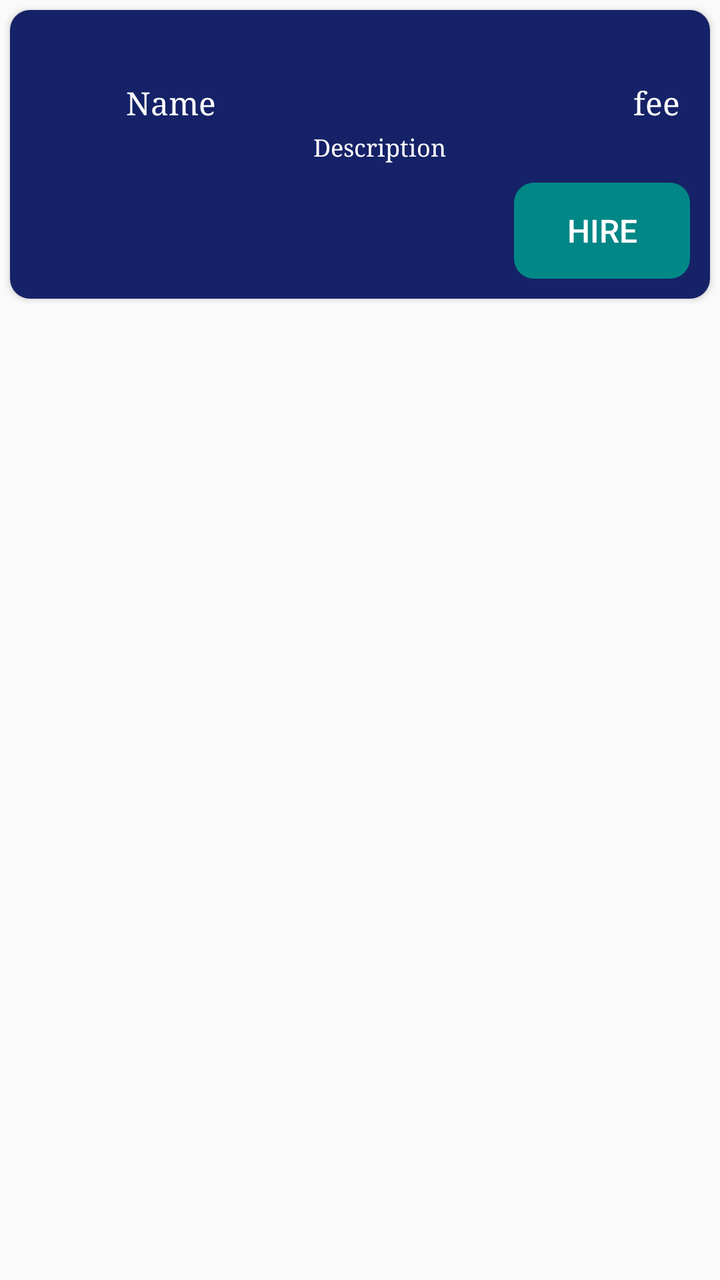
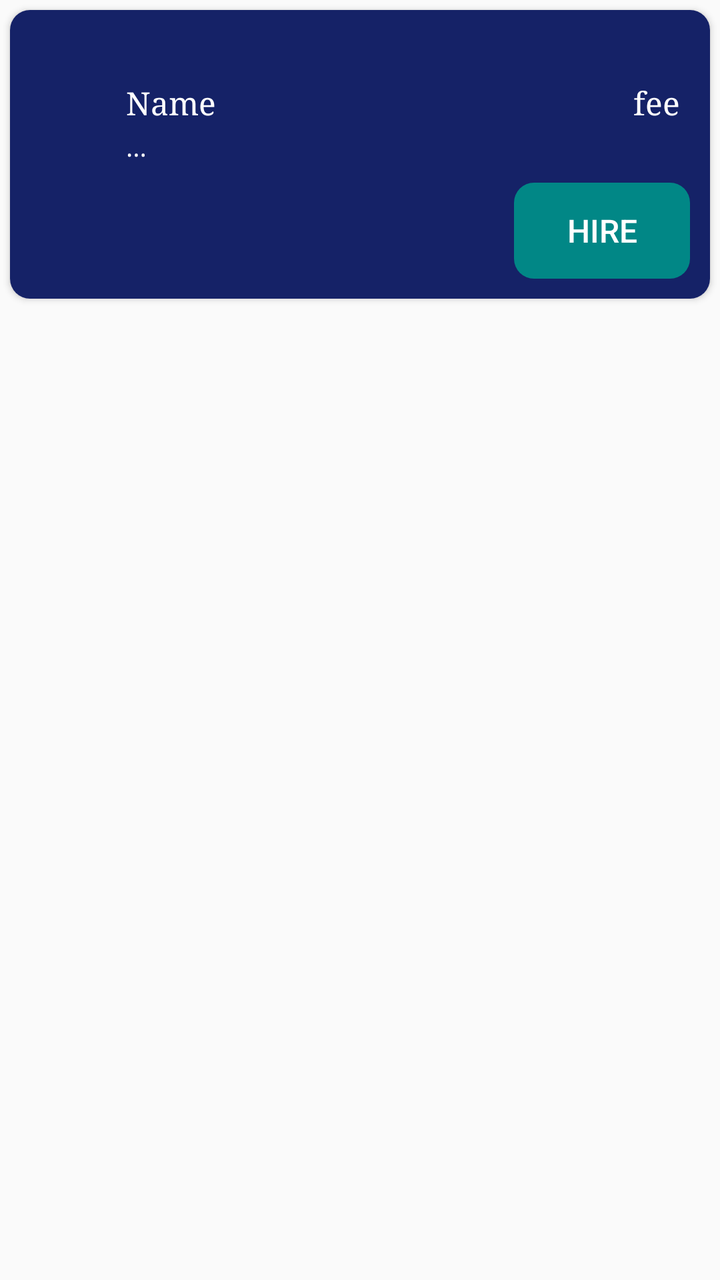

The first picture is an Android layout as it rendered before a commit; the second is the same layout after the commit. The layout source and the unified diff follow.
<!-- AndroidManifest.xml: application theme Theme.LawAdvat -->
<!-- res/layout/custom_lawyerhire.xml -->
<?xml version="1.0" encoding="utf-8"?>
<androidx.appcompat.widget.LinearLayoutCompat xmlns:android="http://schemas.android.com/apk/res/android"
    xmlns:tools="http://schemas.android.com/tools"
    android:layout_width="match_parent"
    android:layout_height="match_parent"
    xmlns:app="http://schemas.android.com/apk/res-auto">
    <androidx.cardview.widget.CardView
        android:layout_width="match_parent"
        android:layout_height="wrap_content"
        app:cardCornerRadius="10dp"
        android:padding="10dp"
        android:layout_margin="05dp">
        <LinearLayout
            android:layout_width="match_parent"
            android:layout_height="wrap_content"
            android:background="#152267"
            android:orientation="vertical">
<androidx.constraintlayout.widget.ConstraintLayout
    android:layout_width="match_parent"
    android:layout_height="wrap_content">

    <ImageView
        android:id="@+id/profile"
        android:layout_width="40dp"
        android:layout_height="40dp"
        android:layout_margin="10dp"
        app:layout_constraintBottom_toBottomOf="parent"
        app:layout_constraintStart_toStartOf="parent"
        app:layout_constraintTop_toTopOf="parent"
        app:srcCompat="@drawable/baseline_account_circle_24"
         />

    <TextView
        android:id="@+id/name"
        android:textColor="@color/white"
        android:layout_width="wrap_content"
        android:layout_height="wrap_content"
        android:layout_marginStart="8dp"
        android:layout_marginTop="16dp"
        android:text="Name"
        android:fontFamily="serif"
        app:layout_constraintBottom_toBottomOf="@+id/profile"
        app:layout_constraintStart_toEndOf="@+id/profile"
        app:layout_constraintTop_toTopOf="@+id/profile" />

    <TextView
        android:id="@+id/fee"
        android:layout_width="wrap_content"
        android:layout_height="wrap_content"
        android:layout_marginEnd="15dp"
        android:text="fee"
        android:fontFamily="serif"
        android:textColor="@color/white"
        app:layout_constraintBottom_toBottomOf="@+id/name"
        app:layout_constraintEnd_toEndOf="parent"
        app:layout_constraintTop_toTopOf="@+id/name" />

    <TextView
        android:id="@+id/description"
        android:layout_width="wrap_content"
        android:layout_height="wrap_content"
        android:layout_marginTop="4dp"
        android:fontFamily="serif"
        android:maxLines="2"
        android:text="Description"

        android:textColor="@color/white"
        android:textSize="12sp"
        app:layout_constraintEnd_toStartOf="@+id/fee"
        app:layout_constraintStart_toStartOf="@+id/name"
        app:layout_constraintTop_toBottomOf="@+id/name" />
</androidx.constraintlayout.widget.ConstraintLayout>

    <Button
        android:id="@+id/hire_btn"
        android:layout_width="wrap_content"
        android:layout_height="wrap_content"
        android:text="Hire"
        android:layout_gravity="right"
        android:layout_margin="10dp"
        android:backgroundTint="@color/teal_700"
        android:textColor="@color/white"
        android:background="@drawable/buttonradius"/>


        </LinearLayout>
    </androidx.cardview.widget.CardView>
</androidx.appcompat.widget.LinearLayoutCompat>
<!-- resources referenced by this layout -->
<resources>
  <color name="teal_700">#FF018786</color>
  <color name="white">#FFFFFFFF</color>
  <!-- drawable baseline_account_circle_24 (drawable) -->
  <vector android:height="24dp" android:tint="#000000"
      android:viewportHeight="24" android:viewportWidth="24"
      android:width="24dp" xmlns:android="http://schemas.android.com/apk/res/android">
      <path android:fillColor="@android:color/white" android:pathData="M12,2C6.48,2 2,6.48 2,12s4.48,10 10,10 10,-4.48 10,-10S17.52,2 12,2zM12,5c1.66,0 3,1.34 3,3s-1.34,3 -3,3 -3,-1.34 -3,-3 1.34,-3 3,-3zM12,19.2c-2.5,0 -4.71,-1.28 -6,-3.22 0.03,-1.99 4,-3.08 6,-3.08 1.99,0 5.97,1.09 6,3.08 -1.29,1.94 -3.5,3.22 -6,3.22z"/>
  </vector>
  <!-- drawable buttonradius (drawable) -->
  <?xml version="1.0" encoding="utf-8"?>
  <shape xmlns:android="http://schemas.android.com/apk/res/android">
  <corners
      android:radius="10dp"/>
  </shape>
  <style name="Theme.LawAdvat" parent="Theme.MaterialComponents.DayNight.DarkActionBar.Bridge">
          
          <item name="colorPrimary">@color/white</item>
          <item name="colorPrimaryVariant">#FFFFFF</item>
          <item name="colorOnPrimary">#009688</item>
          
          <item name="colorSecondary">@color/teal_200</item>
          <item name="colorSecondaryVariant">@color/teal_700</item>
          <item name="colorOnSecondary">#FFFFFF</item>
          
          <item name="android:statusBarColor">#FFFFFF</item>
          
          <item name="titleTextColor">@color/black</item>
          <item name="fontFamily">serif</item>
          <item name="android:textSize">16sp</item>
      </style>
  <color name="teal_200">#FF03DAC5</color>
  <color name="black">#FF000000</color>
</resources>

<!-- the commit's change to res/layout/custom_lawyerhire.xml (unified diff, before → after) -->
@@ -61,12 +61,13 @@
         android:layout_height="wrap_content"
         android:layout_marginTop="4dp"
         android:fontFamily="serif"
-        android:maxLines="2"
+        android:ellipsize="middle"
+        android:maxWidth="15sp"
+        android:maxLines="1"
         android:text="Description"
 
         android:textColor="@color/white"
         android:textSize="12sp"
-        app:layout_constraintEnd_toStartOf="@+id/fee"
         app:layout_constraintStart_toStartOf="@+id/name"
         app:layout_constraintTop_toBottomOf="@+id/name" />
 </androidx.constraintlayout.widget.ConstraintLayout>
